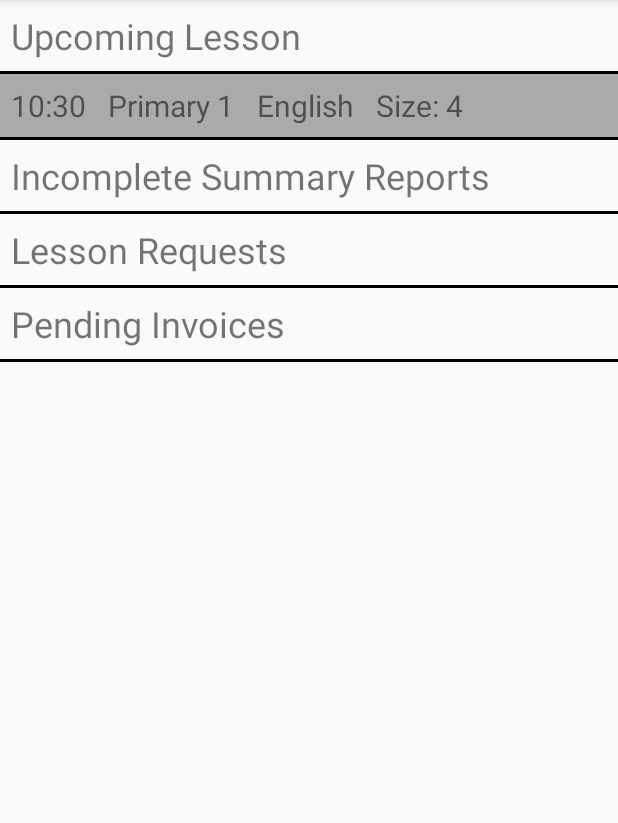
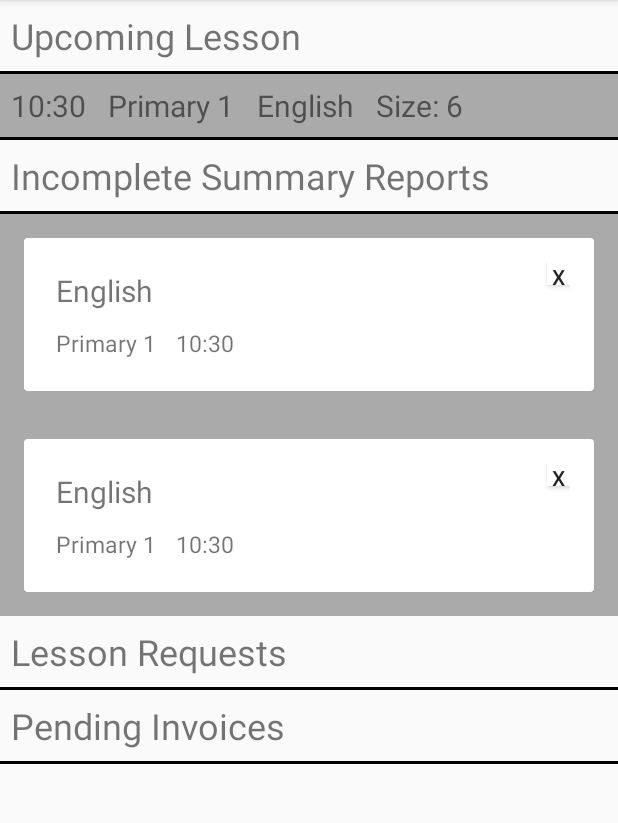
Before and after one commit to yuhongherald/DingleTutorsApp, an Android app: the fragment NotificationFragment shown on its own in the app's theme, on a phone screen of 412 x 824 dp, the part 84-907 px from its top. Run offline under Robolectric (Android 15) with nearby library versions, the phone set to English and light mode, and no system bars; libraries missing offline, so code that uses them is left out: net.cachapa.expandablelayout; plain views replace ExpandableLayout; 2 statements that could not run were skipped.

Commit message:
So sort of did the demo for how the notifications for lessons pening summary will look like you can see when you click in the notification fragment. Just need to link the send summary to sms manager. Also need to make it such that you cant open more than one summary fragment at a time or any of the expandablelayouts for the matter.

```diff
--- a/app/src/main/java/orbital/dingletutors/CalendarFragment.java
+++ b/app/src/main/java/orbital/dingletutors/CalendarFragment.java
@@ -174,7 +174,7 @@ public class CalendarFragment extends Fragment {
     }
 
     public void recolorDay(Date date) {
-        String stringDate = new SimpleDateFormat("mmHHddMMYYYY").format(date);
+        String stringDate = new SimpleDateFormat("mmHHddMMyyyy").format(date);
         MonthMap monthMap = MinuteUpdater.calendarMap.get(Integer.parseInt(stringDate.substring(6, 8)) + "-" +
                 Integer.parseInt(stringDate.substring(8, 12)));
         if (monthMap == null) {
--- a/app/src/main/java/orbital/dingletutors/Lesson.java
+++ b/app/src/main/java/orbital/dingletutors/Lesson.java
@@ -55,7 +55,7 @@ public class Lesson implements Serializable {
     }
 
     public static Lesson init(Date date) {
-        String stringDate = new SimpleDateFormat("mmHHddMMYYYY").format(date);
+        String stringDate = new SimpleDateFormat("mmHHddMMyyyy").format(date);
         MonthMap monthMap = MonthMap.init(Integer.parseInt(stringDate.substring(6, 8)) + "-" +
                 Integer.parseInt(stringDate.substring(8, 12)), MinuteUpdater.calendarMap);
         DayMap dayMap = DayMap.init(CalendarFragment.formatter.format(date), monthMap);
@@ -90,7 +90,7 @@ public class Lesson implements Serializable {
 
     // delete, init a new one and add the fields in
     public static Lesson remap(Date date) {
-        String stringDate = new SimpleDateFormat("mmHHddMMYYYY").format(date);
+        String stringDate = new SimpleDateFormat("mmHHddMMyyyy").format(date);
         MonthMap monthMap = MonthMap.init(Integer.parseInt(stringDate.substring(6, 8)) + "-" +
                 Integer.parseInt(stringDate.substring(8, 12)), MinuteUpdater.calendarMap);
         DayMap dayMap = DayMap.init(CalendarFragment.formatter.format(date), monthMap);
--- a/app/src/main/java/orbital/dingletutors/LessonListFragment.java
+++ b/app/src/main/java/orbital/dingletutors/LessonListFragment.java
@@ -52,7 +52,7 @@ public class LessonListFragment extends Fragment{
             lessons.add(entry.getValue());
         }
 
-        adapter = new LessonListRV(lessons, new LessonListRV.OnItemClickListener() {
+        adapter = new LessonListRV(R.layout.view_lesson_rv, lessons, new LessonListRV.OnItemClickListener() {
             @Override
             public void onItemClick(Lesson lesson) {
                 NewLessonFragment newLesson = NewLessonFragment.newInstance(lesson);
--- a/app/src/main/java/orbital/dingletutors/LessonListRV.java
+++ b/app/src/main/java/orbital/dingletutors/LessonListRV.java
@@ -17,6 +17,7 @@ public class LessonListRV extends RecyclerView.Adapter<LessonListRV.LessonHolder
     List<Lesson> lessons;
     OnItemClickListener itemCLickListener;
     OnItemClickListener onCloseListener;
+    int resource;
 
     public interface OnItemClickListener {
         void onItemClick(Lesson lesson);
@@ -24,7 +25,7 @@ public class LessonListRV extends RecyclerView.Adapter<LessonListRV.LessonHolder
 
     @Override
     public LessonHolder onCreateViewHolder(ViewGroup parent, int viewType) {
-        View v = LayoutInflater.from(parent.getContext()).inflate(R.layout.view_lesson_rv, parent, false);
+        View v = LayoutInflater.from(parent.getContext()).inflate(resource, parent, false);
         LessonHolder lh = new LessonHolder(v);
         return lh;
     }
@@ -45,7 +46,8 @@ public class LessonListRV extends RecyclerView.Adapter<LessonListRV.LessonHolder
         return lessons.size();
     }
 
-    public LessonListRV(List<Lesson> lessons, OnItemClickListener itemCLickListener, OnItemClickListener onCloseListener){
+    public LessonListRV(int resource, List<Lesson> lessons, OnItemClickListener itemCLickListener, OnItemClickListener onCloseListener){
+        this.resource = resource;
         this.lessons = lessons;
         this.itemCLickListener = itemCLickListener;
         this.onCloseListener = onCloseListener;
--- a/app/src/main/java/orbital/dingletutors/MinuteUpdater.java
+++ b/app/src/main/java/orbital/dingletutors/MinuteUpdater.java
@@ -94,7 +94,7 @@ public class MinuteUpdater extends BroadcastReceiver {
     }
 
     private static void checkDate(Date rawDate) {
-        String date = new SimpleDateFormat("mmHHddMMYYYY").format(rawDate);
+        String date = new SimpleDateFormat("mmHHddMMyyyy").format(rawDate);
         MonthMap month = calendarMap.get(Integer.parseInt(date.substring(6, 8)) + "-" +
                                              Integer.parseInt(date.substring(8, 12)));
         if (month != null) {
--- a/app/src/main/res/layout/notifications_recycler_view.xml
+++ b/app/src/main/res/layout/notifications_recycler_view.xml
@@ -3,7 +3,8 @@
     android:layout_width="match_parent"
     android:layout_height="match_parent"
     xmlns:app="http://schemas.android.com/apk/res-auto"
-    android:orientation="vertical">
+    android:orientation="vertical"
+    android:id="@+id/notifications_container">
 
     <TextView
         android:layout_width="match_parent"
@@ -74,6 +75,7 @@
         android:layout_gravity="start"
         android:text="Incomplete Summary Reports"
         android:textSize="24dp"
+        android:id="@+id/summary_tv"
         android:layout_margin="7dp"/>
     <View
         android:layout_width="match_parent"
@@ -83,7 +85,8 @@
         android:layout_width="match_parent"
         android:layout_height="wrap_content"
         android:background="@android:color/darker_gray"
-        app:el_expanded="false">
+        app:el_expanded="false"
+        android:id="@+id/summary_expandable">
         <android.support.v7.widget.RecyclerView xmlns:android="http://schemas.android.com/apk/res/android"
             android:layout_width="match_parent"
             android:layout_height="wrap_content"
```
Also changed, not shown: app/src/main/java/orbital/dingletutors/NotificationFragment.java (+97 -13 lines).
